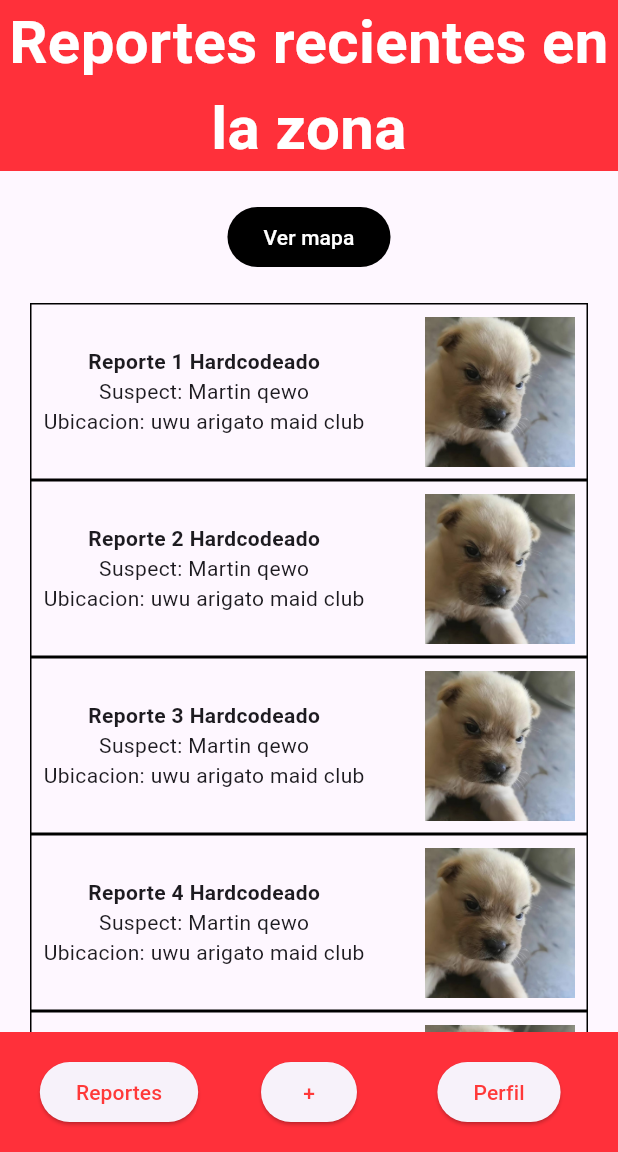
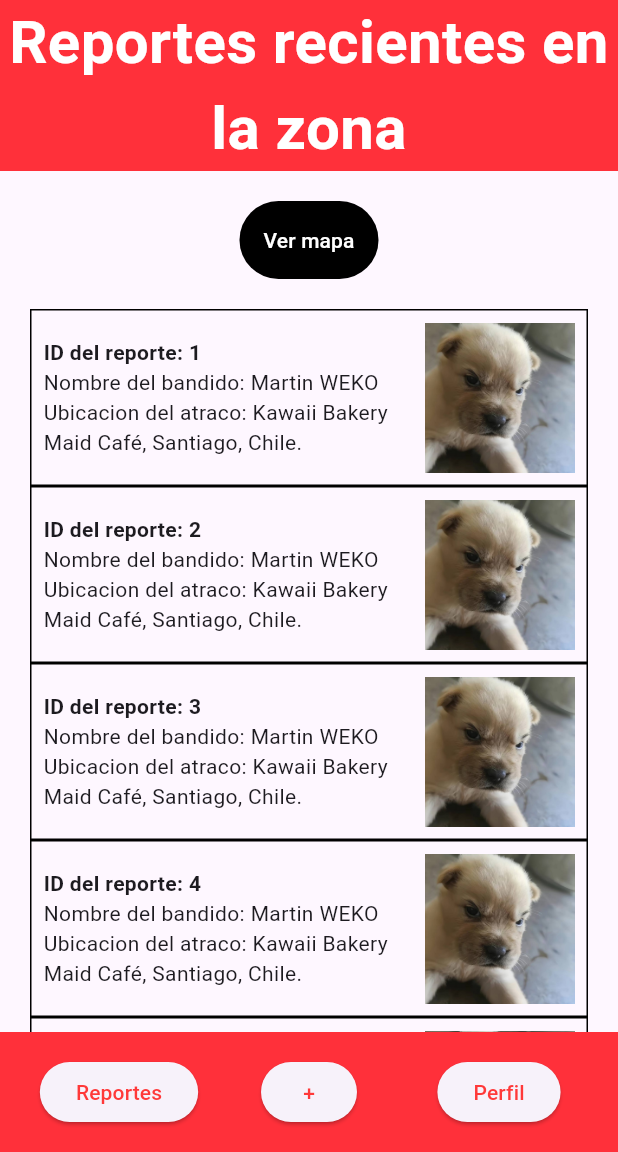
Before and after one commit to Allycathe/GATE, a Flutter app: the screen it shows after launch, item 3 of the bottom bar chosen, after a tap on "Reportes", on a phone screen of 412 x 824 dp, the part 84-1236 px from its top. Run offline on Flutter 3.47's test engine with Material 3 defaults, Android fonts, the light colour scheme and no system bars; our stand-ins replace flutter_map, geolocator, latlong2.

Commit message:
Otros cambios menores

```diff
--- a/gate/lib/pages/profile.dart
+++ b/gate/lib/pages/profile.dart
@@ -62,7 +62,7 @@ class ProfilePage extends StatelessWidget {
               onPressed: () {
                 Navigator.push(context, MaterialPageRoute(builder: (context) => debug()));
               }, // Por el mometn no hace nada el boton
-              style: FilledButton.styleFrom(backgroundColor: buttonColor),
+              style: FilledButton.styleFrom(backgroundColor: buttonColor, padding: EdgeInsets.all(16)),
               child: const Text("Debug")),
 
             //const SizedBox(height: 100), // Espacio entre el texto y los botones inferiores
--- a/gate/lib/pages/reports.dart
+++ b/gate/lib/pages/reports.dart
@@ -18,12 +18,14 @@ class ReportsPage extends StatelessWidget {
         Center(
           child: Column(
             children: [
+              Expanded(child: SingleChildScrollView(
+                child:
+                  Column(children: [
                     Container(color: interfaceColor, width: double.infinity,
                             child:
                               Center(
                                 child: Text("Reportes recientes en la zona", textAlign: TextAlign.center ,style: titleTextStyle.copyWith(color: Colors.white)),)),
 
-              Expanded(child: SingleChildScrollView(child:
                     Padding(
                       padding: EdgeInsets.all(20.0),
                       child: Column( children: [
@@ -34,25 +36,30 @@ class ReportsPage extends StatelessWidget {
                                 MaterialPageRoute(builder: (context) => map()),
                               );
                             },
-                        style: FilledButton.styleFrom(backgroundColor: buttonColor), child: Text("Ver mapa"),),
+                            style: FilledButton.styleFrom(backgroundColor: buttonColor, padding: EdgeInsets.all(16)),
+                             child: Text("Ver mapa"),),
                           SizedBox(height: 20),
 
                           for (int i = 1; i< viewReports+1 ; i++) // REPORTES
                             Container(decoration: BoxDecoration(border: Border.all(color: Colors.black) ), child:
                               Padding(padding: EdgeInsets.all(8.0),
                                 child: Row(children: [
-                              Column(children: [
-                                Text("Reporte $i Hardcodeado", style: TextStyle(fontWeight: FontWeight.bold),),
-                                Text("Suspect: Martin qewo"),
-                                Text("Ubicacion: uwu arigato maid club")
-                              ],),
-                              Expanded(child: Text(" ")), // Para tirar la imagen a la derecha
+                                  Expanded(
+                                    child:
+                                      Column(crossAxisAlignment: CrossAxisAlignment.start, children: [
+                                        Text("ID del reporte: $i", style: TextStyle(fontWeight: FontWeight.bold)) ,
+                                        Text("Nombre del bandido: Martin WEKO"),
+                                        Text("Ubicacion del atraco: Kawaii Bakery Maid Café, Santiago, Chile.")
+                                      ])
+                                    ),
+                                  //Expanded(child: Text(" ")), // Para tirar la imagen a la derecha
                                   Image.asset('assets/profile_pic.jpg',height: 100, width: 100,
                                     fit: BoxFit.cover,),
-                            ],)
+                                ])
                             ))
                         ],
                       ),)
+                ])
               )
             ),
 
```
Lines whose indentation alone changed are shown as unchanged.
